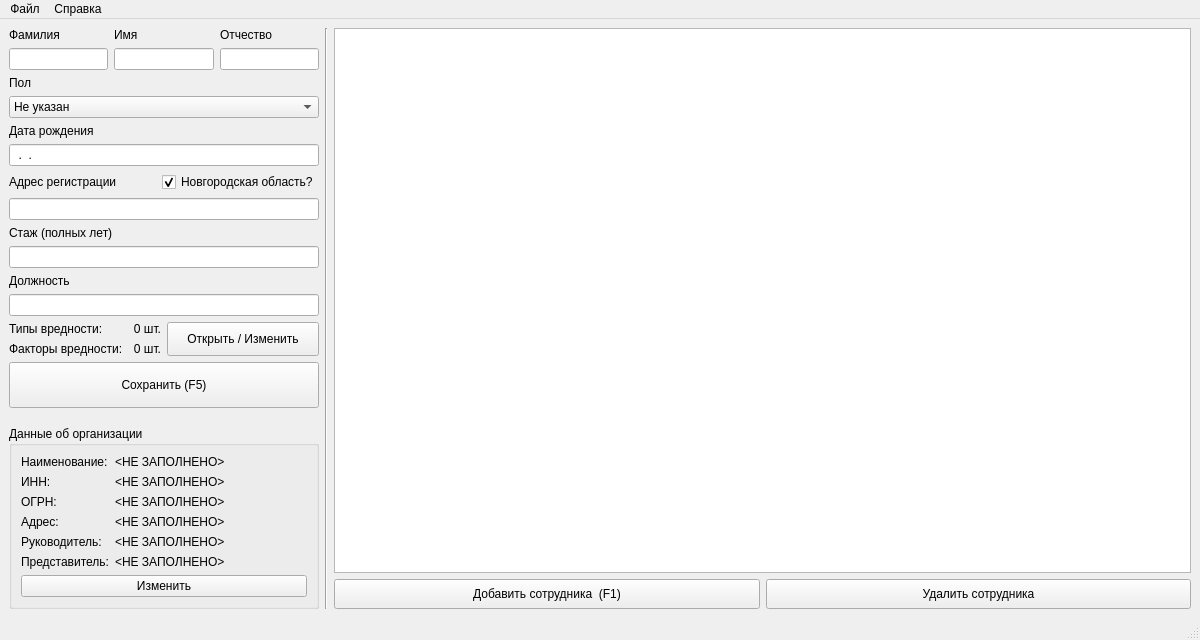
Above: .pyqt5/main_window.ui from TreOne/List-Of-Employees-v3 before the change. Below: the same form after it.
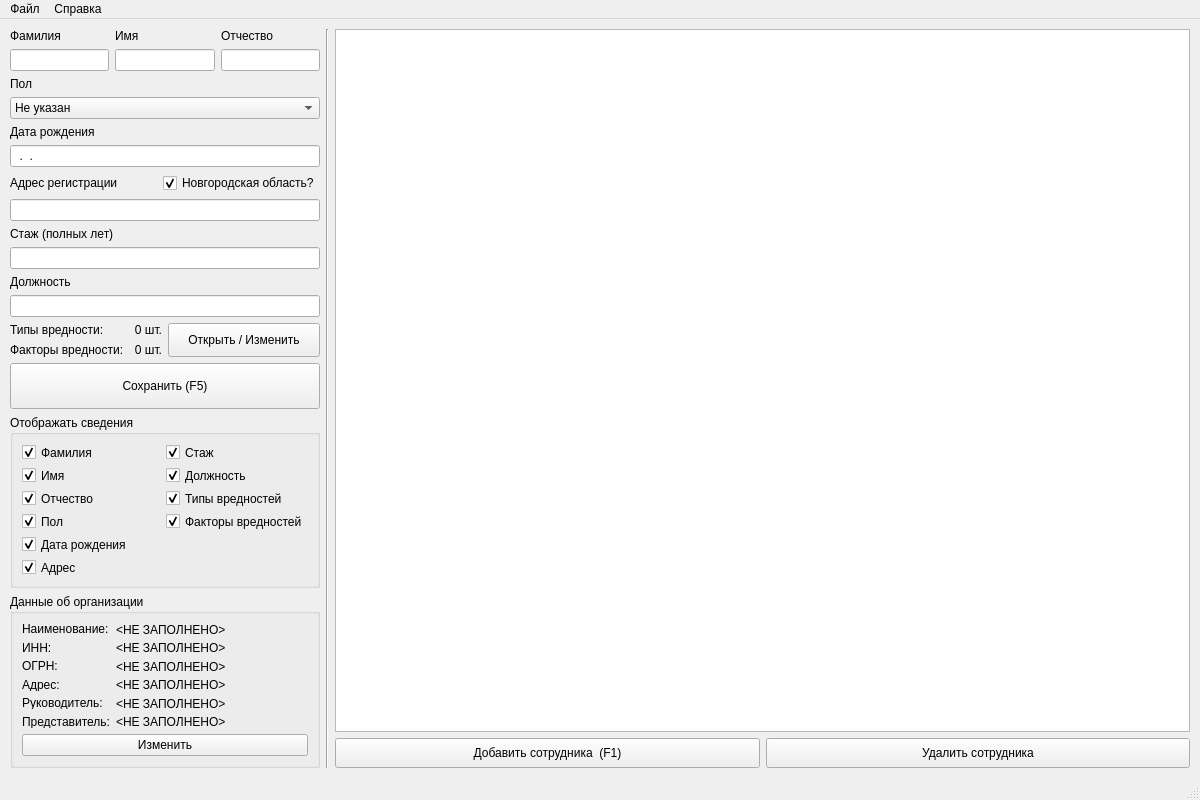
That is the form after the change. Icons and pictures are not drawn.

The edit to the form file:
```diff
--- a/.pyqt5/main_window.ui
+++ b/.pyqt5/main_window.ui
@@ -7,24 +7,36 @@
     <x>0</x>
     <y>0</y>
     <width>1200</width>
-    <height>640</height>
+    <height>800</height>
    </rect>
   </property>
   <property name="minimumSize">
    <size>
-    <width>860</width>
-    <height>560</height>
+    <width>1200</width>
+    <height>800</height>
    </size>
   </property>
   <property name="windowTitle">
    <string>Список сотрудников</string>
   </property>
   <property name="windowIcon">
-   <iconset resource="../utility/resources.qrc">
+   <iconset resource="resources/resources.qrc">
     <normaloff>:/icons/list.svg</normaloff>:/icons/list.svg</iconset>
   </property>
   <widget class="QWidget" name="central_widget">
    <layout class="QHBoxLayout" name="horizontalLayout_7" stretch="0,0,1">
+    <property name="leftMargin">
+     <number>10</number>
+    </property>
+    <property name="topMargin">
+     <number>10</number>
+    </property>
+    <property name="rightMargin">
+     <number>10</number>
+    </property>
+    <property name="bottomMargin">
+     <number>10</number>
+    </property>
     <item>
      <widget class="QWidget" name="vlw_left_coll" native="true">
       <property name="minimumSize">
@@ -267,8 +279,123 @@
          </property>
         </spacer>
        </item>
+       <item>
+        <widget class="QGroupBox" name="hide_group_box">
+         <property name="autoFillBackground">
+          <bool>true</bool>
+         </property>
+         <property name="title">
+          <string>Отображать сведения</string>
+         </property>
+         <layout class="QGridLayout" name="gridLayout">
+          <item row="0" column="0">
+           <widget class="QCheckBox" name="hide_col_family_name">
+            <property name="text">
+             <string>Фамилия</string>
+            </property>
+            <property name="checked">
+             <bool>true</bool>
+            </property>
+           </widget>
+          </item>
+          <item row="3" column="0">
+           <widget class="QCheckBox" name="hide_col_sex">
+            <property name="text">
+             <string>Пол</string>
+            </property>
+            <property name="checked">
+             <bool>true</bool>
+            </property>
+           </widget>
+          </item>
+          <item row="2" column="1">
+           <widget class="QCheckBox" name="hide_col_hazard_types">
+            <property name="text">
+             <string>Типы вредностей</string>
+            </property>
+            <property name="checked">
+             <bool>true</bool>
+            </property>
+           </widget>
+          </item>
+          <item row="2" column="0">
+           <widget class="QCheckBox" name="hide_col_patronymic">
+            <property name="text">
+             <string>Отчество</string>
+            </property>
+            <property name="checked">
+             <bool>true</bool>
+            </property>
+           </widget>
+          </item>
+          <item row="4" column="0">
+           <widget class="QCheckBox" name="hide_col_birth_date">
+            <property name="text">
+             <string>Дата рождения</string>
+            </property>
+            <property name="checked">
+             <bool>true</bool>
+            </property>
+           </widget>
+          </item>
+          <item row="1" column="1">
+           <widget class="QCheckBox" name="hide_col_specialty">
+            <property name="text">
+             <string>Должность</string>
+            </property>
+            <property name="checked">
+             <bool>true</bool>
+            </property>
+           </widget>
+          </item>
+          <item row="1" column="0">
+           <widget class="QCheckBox" name="hide_col_first_name">
+            <property name="text">
+             <string>Имя</string>
+            </property>
+            <property name="checked">
+             <bool>true</bool>
+            </property>
+           </widget>
+          </item>
+          <item row="0" column="1">
+           <widget class="QCheckBox" name="hide_col_experience">
+            <property name="text">
+             <string>Стаж</string>
+            </property>
+            <property name="checked">
+             <bool>true</bool>
+            </property>
+           </widget>
+          </item>
+          <item row="3" column="1">
+           <widget class="QCheckBox" name="hide_col_hazard_factors">
+            <property name="text">
+             <string>Факторы вредностей</string>
+            </property>
+            <property name="checked">
+             <bool>true</bool>
+            </property>
+           </widget>
+          </item>
+          <item row="5" column="0">
+           <widget class="QCheckBox" name="hide_col_address_free_form">
+            <property name="text">
+             <string>Адрес</string>
+            </property>
+            <property name="checked">
+             <bool>true</bool>
+            </property>
+           </widget>
+          </item>
+         </layout>
+        </widget>
+       </item>
        <item>
         <widget class="QGroupBox" name="organization_data">
+         <property name="autoFillBackground">
+          <bool>true</bool>
+         </property>
          <property name="title">
           <string>Данные об организации</string>
          </property>
@@ -397,6 +524,9 @@
         <property name="selectionBehavior">
          <enum>QAbstractItemView::SelectRows</enum>
         </property>
+        <property name="horizontalScrollMode">
+         <enum>QAbstractItemView::ScrollPerPixel</enum>
+        </property>
         <attribute name="horizontalHeaderShowSortIndicator" stdset="0">
          <bool>true</bool>
         </attribute>
@@ -480,7 +610,7 @@
   </action>
   <action name="menu_new_file">
    <property name="icon">
-    <iconset resource="../utility/resources.qrc">
+    <iconset resource="resources/resources.qrc">
      <normaloff>:/icons/star.svg</normaloff>:/icons/star.svg</iconset>
    </property>
    <property name="text">
@@ -489,7 +619,7 @@
   </action>
   <action name="menu_open">
    <property name="icon">
-    <iconset resource="../utility/resources.qrc">
+    <iconset resource="resources/resources.qrc">
      <normaloff>:/icons/folder.svg</normaloff>:/icons/folder.svg</iconset>
    </property>
    <property name="text">
@@ -501,7 +631,7 @@
     <bool>false</bool>
    </property>
    <property name="icon">
-    <iconset resource="../utility/resources.qrc">
+    <iconset resource="resources/resources.qrc">
      <normaloff>:/icons/diskette.svg</normaloff>:/icons/diskette.svg</iconset>
    </property>
    <property name="text">
@@ -513,7 +643,7 @@
     <bool>false</bool>
    </property>
    <property name="icon">
-    <iconset resource="../utility/resources.qrc">
+    <iconset resource="resources/resources.qrc">
      <normaloff>:/icons/diskette.svg</normaloff>:/icons/diskette.svg</iconset>
    </property>
    <property name="text">
@@ -525,7 +655,7 @@
     <bool>false</bool>
    </property>
    <property name="icon">
-    <iconset resource="../utility/resources.qrc">
+    <iconset resource="resources/resources.qrc">
      <normaloff>:/icons/word.svg</normaloff>:/icons/word.svg</iconset>
    </property>
    <property name="text">
@@ -534,7 +664,7 @@
   </action>
   <action name="menu_about">
    <property name="icon">
-    <iconset resource="../utility/resources.qrc">
+    <iconset resource="resources/resources.qrc">
      <normaloff>:/icons/question.svg</normaloff>:/icons/question.svg</iconset>
    </property>
    <property name="text">
```
Left out of the diff: 2 changed lines with no effect on the pictures.
